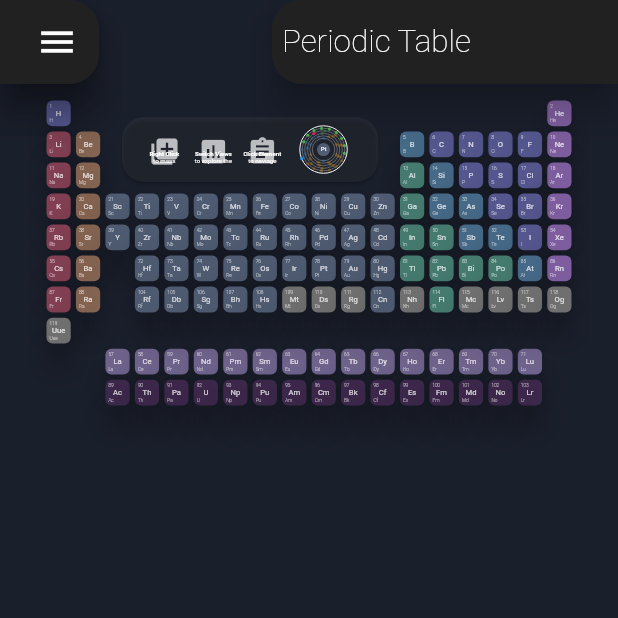
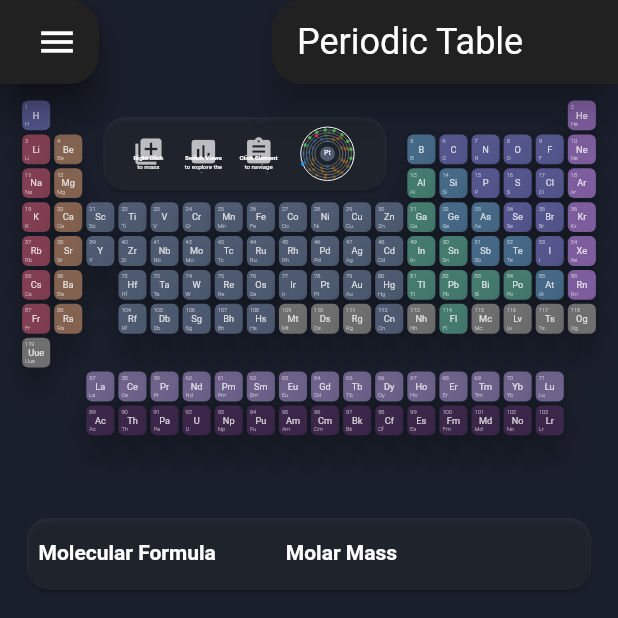
Before and after one commit to haakonsmith/Molarity, a Flutter app: the screen it shows after launch, on a phone screen of 412 x 824 dp, the top half of it. Run offline on Flutter 3.47's test engine with Material 2 defaults, Android fonts, the phone set to English and light mode, and no system bars; drawn by our look-alikes of flutter_layout_grid; our stand-ins replace fl_chart, flutter_hooks, hooks_riverpod; missing offline and left inert: flutter_math_fork.

Commit message:
- Added saved molecular formula masses - General perfomance improvements - General resizing improvements, likely slower to due dependencies, but will work nicer. - Cleaned useless pubspec components - Improved filenaming and code quality

```diff
--- a/lib/BLoC/elements_data_bloc.dart
+++ b/lib/data/elements_data_bloc.dart
@@ -5,8 +5,6 @@ import 'package:flutter/services.dart' show rootBundle;
 import 'package:flutter/widgets.dart';
 import 'package:hooks_riverpod/hooks_riverpod.dart';
 import 'package:molarity/widgets/chemoinfomatics/data.dart';
-import 'package:molarity/widgets/chemoinfomatics/widgets/periodic_table_tile.dart';
-import 'package:molarity/widgets/chemoinfomatics/widgets/periodic_table.dart';
 
 import 'package:fl_chart/fl_chart.dart';
 
--- a/lib/main.dart
+++ b/lib/main.dart
@@ -1,6 +1,5 @@
 import 'package:flutter/material.dart';
 import 'package:hooks_riverpod/hooks_riverpod.dart';
-import 'package:molarity/BLoC/elements_data_bloc.dart';
 import 'package:molarity/screen/periodic_table_screen.dart';
 import 'package:molarity/theme.dart';
 
@@ -16,7 +15,10 @@ void main() {
 // TODO add trends screen
 // TODO add temperature experimentation screen
 // TODO profile memory usage
+
 class Molarity extends StatelessWidget {
+  Molarity({Key? key}) : super(key: key);
+
   // This widget is the root of your application.
   @override
   Widget build(BuildContext context) {
--- a/lib/screen/periodic_table_screen.dart
+++ b/lib/screen/periodic_table_screen.dart
@@ -1,28 +1,60 @@
 import 'package:flutter/material.dart';
+import 'package:hooks_riverpod/hooks_riverpod.dart';
+import 'package:molarity/data/elements_data_bloc.dart';
 import 'package:molarity/widgets/app_bar.dart';
+import 'package:molarity/widgets/chemoinfomatics/data.dart';
+import 'package:molarity/widgets/saved_compound_data_listview.dart';
 import 'package:molarity/widgets/list_drawer.dart';
 import 'package:molarity/widgets/chemoinfomatics/widgets/periodic_table.dart';
+import 'package:provider/provider.dart';
+
+import '../util.dart';
 
 /// This is the first landing page and screen which shows the basic periodic table
-class PeriodicTableScreen extends StatelessWidget {
+class PeriodicTableScreen extends ConsumerStatefulWidget {
+  PeriodicTableScreen({Key? key}) : super(key: key);
+
+  @override
+  _PeriodicTableScreenState createState() => _PeriodicTableScreenState();
+}
+
+class _PeriodicTableScreenState extends ConsumerState<PeriodicTableScreen> with AutomaticKeepAliveClientMixin {
   @override
   Widget build(BuildContext context) {
+    super.build(context);
+
+    final elementsBloc = ref.watch(elementsBlocProvider);
+    final windowSize = MediaQuery.of(context).size;
+
     return Scaffold(
       appBar: MolarityAppBar.buildTitle(
-          context,
-          Text(
-            "Periodic Table",
-            style: TextStyle(color: Colors.white, fontWeight: FontWeight.w200),
-            textScaleFactor: 1.5,
-          ),
-          height: MediaQuery.of(context).size.width / 15 >= 50 ? MediaQuery.of(context).size.width / 15 : 50),
+        context,
+        const Text(
+          "Periodic Table",
+        ),
+      ),
       drawer: ListDrawer(),
       body: SingleChildScrollView(
         child: Padding(
-          padding: const EdgeInsets.fromLTRB(30.0, 10.0, 30.0, 0),
-          child: PeriodicTable(),
+          padding: EdgeInsets.fromLTRB(windowSize.width / 30, 10.0, windowSize.width / 30, 20),
+          child: Column(
+            children: [
+              SizedBox(
+                // While it is loading make a shitty guess as to the height.
+                height: elementsBloc.loading ? windowSize.width / 2 : null,
+                width: windowSize.width,
+                child: PeriodicTable(),
+              ),
+              const SizedBox(height: 50),
+              // Spacer(),
+              SavedCompoundDataListview(),
+            ],
+          ),
         ),
       ),
     );
   }
+
+  @override
+  bool get wantKeepAlive => true;
 }
--- a/lib/widgets/app_bar.dart
+++ b/lib/widgets/app_bar.dart
@@ -1,4 +1,5 @@
 import 'dart:io';
+import 'dart:math';
 
 import 'package:flutter/cupertino.dart';
 import 'package:flutter/material.dart';
@@ -7,13 +8,10 @@ import '../util.dart';
 
 class MolarityAppBar {
   static PreferredSizeWidget buildTitle(BuildContext context, Widget? title, {double? height}) {
-    var appBar = AppbarWithTab(
-      title: title!,
-      // backgroundColor: Colors.black54,
-      // backgroundColor: Colors.white.withOpacity(0.05),
-    );
-    var preferredSize = PreferredSize(
-      preferredSize: Size.fromHeight(height ?? 90.0),
+    var appBar = AppbarWithTab(title: title!);
+
+    final preferredSize = PreferredSize(
+      preferredSize: Size.fromHeight(height ?? computePrefferedSize(context)),
       child: Container(
         color: Colors.transparent,
         padding: const EdgeInsets.fromLTRB(0, 25, 0, 0),
@@ -22,6 +20,14 @@ class MolarityAppBar {
     );
 
     return Platform.isMacOS ? preferredSize : appBar;
+  }
+
+  static double computePrefferedSize(BuildContext context) {
+    // final double height = (MediaQuery.of(context).size.width / 25) >= 60 ? MediaQuery.of(context).size.width / 25 : 60;
+    final double height = (MediaQuery.of(context).size.width / 20);
+
+    return max(55, height);
+    // return (MediaQuery.of(context).size.width / 25).clamp(50, 70);
   }
 }
 
@@ -51,7 +57,7 @@ class AppbarWithTab extends StatefulWidget implements PreferredSizeWidget {
   final double elevation;
   final bool automaticallyImplyLeading;
   final Color? backgroundColor;
-  final TextStyle titleTextStyle = TextStyle(fontWeight: FontWeight.bold, fontSize: 20, color: Colors.white);
+  final TextStyle titleTextStyle = const TextStyle(fontWeight: FontWeight.bold, fontSize: 20, color: Colors.white);
 
   /// {@template flutter.material.appbar.bottom}
   /// This widget appears across the bottom of the app bar.
@@ -74,7 +80,7 @@ class AppbarWithTab extends StatefulWidget implements PreferredSizeWidget {
 
   final ShapeBorder kTabShape;
   final ShapeBorder kAppbarShape;
-  final Widget kBackBtn = Icon(
+  final Widget kBackBtn = const Icon(
     Icons.arrow_back_ios,
     // color: Colors.black54,
   );
@@ -135,7 +141,7 @@ class _AppbarWithTabState extends State<AppbarWithTab> {
       if (Scaffold.of(context).hasDrawer) {
         leading = IconButton(
           splashRadius: 20,
-          icon: Icon(Icons.menu),
+          icon: const Icon(Icons.menu),
           onPressed: Scaffold.of(context).openDrawer,
           tooltip: MaterialLocalizations.of(context).openAppDrawerTooltip,
         );
@@ -143,7 +149,7 @@ class _AppbarWithTabState extends State<AppbarWithTab> {
         if (canPop) {
           leading = _BackButton(onPressed: widget.onBackButtonPressed);
         } else {
-          leading = Container();
+          leading = null;
         }
       }
     }
@@ -188,9 +194,9 @@ class _AppbarWithTabState extends State<AppbarWithTab> {
         color: backgroundColor,
         elevation: widget.elevation,
         shape: widget.tabShape ?? widget.kTabShape,
-        margin: EdgeInsets.all(0),
+        margin: const EdgeInsets.all(0),
         child: Container(
-          padding: EdgeInsets.fromLTRB(10, 0, 0, 0),
+          padding: const EdgeInsets.fromLTRB(10, 0, 0, 0),
           height: double.infinity,
           child: leading?.fittedBox(fit: BoxFit.fitHeight),
         ),
@@ -205,7 +211,7 @@ class _AppbarWithTabState extends State<AppbarWithTab> {
       color: Colors.transparent,
       child: Card(
         color: backgroundColor,
-        margin: EdgeInsets.all(0),
+        margin: const EdgeInsets.all(0),
         elevation: 0,
         shape: widget.kAppbarShape,
         child: Container(
@@ -216,7 +222,7 @@ class _AppbarWithTabState extends State<AppbarWithTab> {
           child: Row(
             children: [
               if (canPop) leading!.fittedBox(),
-              widget.title.fittedBox(),
+              widget.title.fittedBox().withTextStyle(style: const TextStyle(fontSize: 24)).withPaddingOnly(left: 10),
             ],
           ),
         ),
@@ -225,14 +231,14 @@ class _AppbarWithTabState extends State<AppbarWithTab> {
   }
 }
 
-ShapeBorder kBackButtonShape = RoundedRectangleBorder(
-  borderRadius: BorderRadius.only(
+ShapeBorder kBackButtonShape = const RoundedRectangleBorder(
+  borderRadius: const BorderRadius.only(
     topRight: Radius.circular(20),
     bottomRight: Radius.circular(20),
   ),
 );
 
-Widget kBackBtn = Icon(
+Widget kBackBtn = const Icon(
   Icons.arrow_back_ios,
   // color: Colors.black54,
 );
--- a/lib/widgets/chemoinfomatics/data.dart
+++ b/lib/widgets/chemoinfomatics/data.dart
@@ -11,6 +11,9 @@ enum AtomicProperty {
   // This is the simplifed electron configuration
   simplifedElectronConfiguration
 }
+
+typedef void AtomicDataCallback(AtomicData atomicData);
+typedef void CompoundDataCallback(CompoundData compoundData);
 
 class AtomicData {
   int atomicNumber;
@@ -258,6 +261,10 @@ class CompoundData {
     return molarMass;
   }
 
+  CompoundData copy() {
+    return CompoundData(Map.from(rawCompound));
+  }
+
   CompoundData addElement(AtomicData element) {
     rawCompound.update(element, (value) => value + 1, ifAbsent: () => 1);
     return this;
--- a/lib/widgets/chemoinfomatics/widgets/element_property_selector.dart
+++ b/lib/widgets/chemoinfomatics/widgets/element_property_selector.dart
@@ -27,7 +27,7 @@ class AtomicAttributeSelector extends HookWidget {
     'Electron Configuration',
   ];
 
-  final backgroundColor;
+  final Color backgroundColor;
 
   @override
   Widget build(BuildContext context) {
@@ -38,6 +38,8 @@ class AtomicAttributeSelector extends HookWidget {
     return Container(
       color: backgroundColor,
       child: DropdownButton<String>(
+        borderRadius: BorderRadius.circular(15),
+        dropdownColor: Theme.of(context).scaffoldBackgroundColor,
         // underline: Container(),
         value: dropdownValue.value,
         items: selectables
@@ -52,7 +54,7 @@ class AtomicAttributeSelector extends HookWidget {
             )
             .toList(),
         onChanged: (val) {
-          if (onChanged != null) onChanged!(val);
+          onChanged?.call(val);
 
           dropdownValue.value = val!;
         },
--- a/lib/widgets/chemoinfomatics/widgets/periodic_table.dart
+++ b/lib/widgets/chemoinfomatics/widgets/periodic_table.dart
@@ -4,8 +4,8 @@ import 'package:flutter_hooks/flutter_hooks.dart';
 import 'package:flutter_layout_grid/flutter_layout_grid.dart';
 import 'package:hooks_riverpod/hooks_riverpod.dart';
 
-import 'package:molarity/BLoC/elements_data_bloc.dart';
-import 'package:molarity/widgets/calculation_box.dart';
+import 'package:molarity/data/elements_data_bloc.dart';
+import 'package:molarity/widgets/molar_mass_box.dart';
 import 'package:molarity/widgets/info_box.dart';
 
 import '../data.dart';
@@ -14,6 +14,10 @@ import 'periodic_table_tile.dart';
 enum _PeriodicTableStates { noElement, calculationBox, element }
 
 class PeriodicTable extends HookConsumerWidget {
+  PeriodicTable({this.onCompoundSaved, Key? key}) : super(key: key);
+
+  final CompoundDataCallback? onCompoundSaved;
+
   ElementsBloc? elementsBloc;
 
   @override
@@ -28,12 +32,14 @@ class PeriodicTable extends HookConsumerWidget {
     final trackedElement = useValueNotifier<AtomicData?>(null);
     final trackedCompound = useValueNotifier(CompoundData.empty());
 
+    final windowSize = MediaQuery.of(context).size;
+
     return LayoutGrid(
       gridFit: GridFit.loose,
       columnSizes: repeat(18, [1.fr]),
       rowSizes: repeat(10, [auto]),
-      columnGap: 1.5,
-      rowGap: 1.5,
+      columnGap: windowSize.width / 600,
+      rowGap: windowSize.width / 600,
       children: [
         ValueListenableBuilder<_PeriodicTableStates>(
           valueListenable: state,
@@ -44,6 +50,7 @@ class PeriodicTable extends HookConsumerWidget {
                 state,
                 trackedElement,
                 trackedCompound,
+                onCompoundSaved: onCompoundSaved,
               ),
             ).withGridPlacement(columnSpan: 10, rowStart: 0, columnStart: 2, rowSpan: 3);
           },
@@ -72,11 +79,13 @@ class PeriodicTable extends HookConsumerWidget {
 }
 
 class _InteractiveBox extends StatelessWidget {
-  const _InteractiveBox(this.state, this.trackedElement, this.trackedCompound, {Key? key}) : super(key: key);
+  const _InteractiveBox(this.state, this.trackedElement, this.trackedCompound, {Key? key, this.onCompoundSaved}) : super(key: key);
 
   final ValueNotifier<_PeriodicTableStates> state;
   final ValueNotifier<AtomicData?> trackedElement;
   final ValueNotifier<CompoundData?> trackedCompound;
+
+  final CompoundDataCallback? onCompoundSaved;
 
   @override
   Widget build(BuildContext context) {
@@ -90,9 +99,13 @@ class _InteractiveBox extends StatelessWidget {
           valueListenable: trackedCompound,
           builder: (BuildContext context, CompoundData? compound, Widget? child) => MolarMassBox(
             compound: compound!,
+            onSave: onCompoundSaved,
             onClear: () {
+              trackedCompound.value = CompoundData.empty();
               state.value = _PeriodicTableStates.noElement;
-              trackedCompound.value = null;
+            },
+            onClose: () {
+              state.value = _PeriodicTableStates.noElement;
             },
           ),
         );
--- a/lib/widgets/list_drawer.dart
+++ b/lib/widgets/list_drawer.dart
@@ -3,6 +3,7 @@ import 'dart:io';
 import 'package:flutter/material.dart';
 
 import 'package:flutter/rendering.dart';
+import 'package:hooks_riverpod/hooks_riverpod.dart';
 
 import 'dart:core';
 
@@ -16,14 +17,14 @@ extension IndexedIterable<E> on Iterable<E> {
   }
 }
 
-class ListDrawer extends StatefulWidget {
+class ListDrawer extends ConsumerStatefulWidget {
   ListDrawer({Key? key}) : super(key: key);
 
   @override
   _ListDrawerState createState() => _ListDrawerState();
 }
 
-class _ListDrawerState extends State<ListDrawer> with TickerProviderStateMixin {
+class _ListDrawerState extends ConsumerState<ListDrawer> with TickerProviderStateMixin {
   late AnimationController _controller;
   late Animation _animation;
 
--- /dev/null
+++ b/lib/widgets/saved_compound_data_listview.dart
@@ -0,0 +1,137 @@
+import 'package:flutter/material.dart';
+import 'package:flutter/services.dart';
+import 'package:flutter_math_fork/flutter_math.dart';
+import 'package:hooks_riverpod/hooks_riverpod.dart';
+import 'package:molarity/data/preferenced_compounds.dart';
+import 'package:molarity/widgets/chemoinfomatics/data.dart';
+
+typedef void IndexCallback(int index);
+
+class SavedCompoundDataListview extends ConsumerStatefulWidget {
+  SavedCompoundDataListview({
+    Key? key,
+    this.onDelete,
+  }) : super(key: key);
+
+  final IndexCallback? onDelete;
+
+  @override
+  _SavedCompoundDataListviewState createState() => _SavedCompoundDataListviewState();
+}
+
+class _SavedCompoundDataListviewState extends ConsumerState<SavedCompoundDataListview> {
+  List<CompoundData> data = [];
+
+  @override
+  Widget build(BuildContext context) {
+    data = ref.watch(preferencedCompoundsProvider).savedCompounds;
+
+    return Container(
+      // color: Colors.white,
+      width: MediaQuery.of(context).size.width,
+      height: (data.length * 36) + (1 * 30) + 26,
+      child: Card(
+        // margin: const EdgeInsets.all(7),
+        child: Padding(
+          padding: const EdgeInsets.symmetric(horizontal: 8.0, vertical: 8),
+          child: ListView.separated(itemBuilder: _itemBuilder, separatorBuilder: _separatorBuilder, itemCount: data.length + 1),
+        ),
+      ),
+    );
+  }
+
+  Widget _itemBuilder(context, index) {
+    if (index == 0) return const _ListHeader();
+
+    return _ListRow(
+      molecularFormula: Math.tex(data[index - 1].toTex()),
+      molarMass: Math.tex(data[index - 1].molarMass.toStringAsFixed(2)),
+      onDelete: () {
+        print(index - 1);
+        ref.read(preferencedCompoundsProvider).removeSavedCompountAt(index - 1);
+
+        widget.onDelete?.call(index - 1);
+      },
+      onCopy: () {
+        Clipboard.setData(ClipboardData(text: data[index - 1].molarMass.toStringAsFixed(2)));
+      },
+    );
+  }
+
+  Widget _separatorBuilder(context, index) {
+    return Divider();
+  }
+}
+
+class _ListHeader extends StatelessWidget {
+  const _ListHeader({Key? key}) : super(key: key);
+
+  @override
+  Widget build(BuildContext context) {
+    return const _ListRow(
+      molecularFormula: Text(
+        "Molecular Formula",
+        style: const TextStyle(fontWeight: FontWeight.bold),
+      ),
+      molarMass: Text(
+        "Molar Mass",
+        style: const TextStyle(fontWeight: FontWeight.bold),
+      ),
+      isHeader: true,
+    );
+  }
+}
+
+class _ListRow extends StatelessWidget {
+  const _ListRow({
+    required this.molecularFormula,
+    required this.molarMass,
+    this.isHeader = false,
+    this.onDelete,
+    this.onCopy,
+    Key? key,
+  }) : super(key: key);
+
+  final bool isHeader;
+
+  final Widget molecularFormula;
+  final Widget molarMass;
+
+  final VoidCallback? onDelete;
+  final VoidCallback? onCopy;
+
+  @override
+  Widget build(BuildContext context) {
+    final width = MediaQuery.of(context).size.width;
+
+    return SizedBox(
+      height: !isHeader ? 20 : 30,
+      child: Row(
+        children: [
+          SizedBox(
+            child: molecularFormula,
+            width: width / 2.5,
+          ),
+          molarMass,
+          Spacer(),
+          if (onDelete != null)
+            IconButton(
+              onPressed: onDelete,
+              iconSize: 24,
+              splashRadius: 20,
+              icon: const Icon(Icons.delete),
+              padding: const EdgeInsets.all(0),
+            ),
+          if (!isHeader)
+            IconButton(
+              onPressed: onCopy,
+              iconSize: 24,
+              splashRadius: 20,
+              icon: const Icon(Icons.copy),
+              padding: const EdgeInsets.all(0),
+            ),
+        ],
+      ),
+    );
+  }
+}
--- a/pubspec.yaml
+++ b/pubspec.yaml
@@ -23,7 +23,6 @@ environment:
 dependencies:
   flutter:
     sdk: flutter
-  provider:
   flutter_layout_grid: ^1.0.1
   msix: ^2.1.0
   flutter_math_fork: ^0.4.0+1
```
Also changed, not shown: lib/data/preferenced_compounds.dart (added, +21 -0 lines), lib/screen/atomic_info_screen.dart (+8 -11 lines), lib/screen/periodic_trends_table_screen.dart (+3 -8 lines), lib/util.dart (+18 -1 lines), lib/widgets/calculation_box.dart (deleted, +0 -99 lines), lib/widgets/chemoinfomatics/widgets/atomic_trends.dart (+18 -27 lines), lib/widgets/chemoinfomatics/widgets/periodic_trends_table.dart (+1 -20 lines), lib/widgets/info_box.dart (+5 -4 lines), lib/widgets/molar_mass_box.dart (added, +160 -0 lines).
